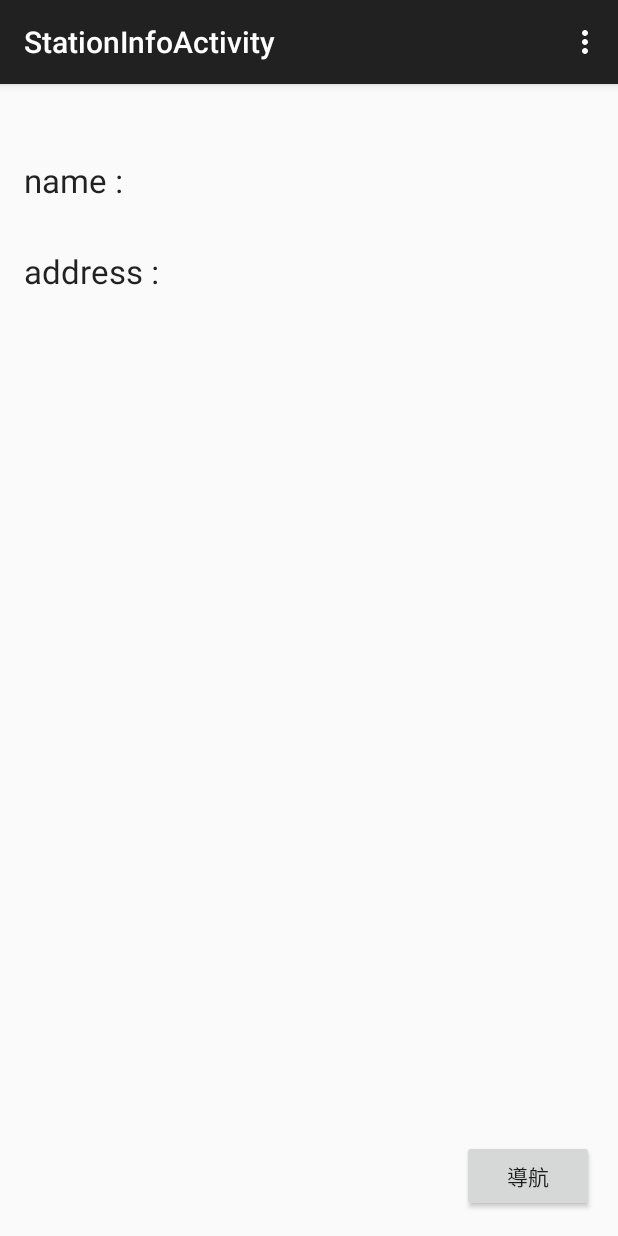
After one commit to Sunnia/CPC_HYS_mapprc, an Android app: the StationInfoActivity screen opened directly, with no data from a screen before it, on a phone screen of 412 x 824 dp. The commit adds this screen. Run offline under Robolectric (Android 15) with nearby library versions, the phone set to English and light mode, and no system bars.

Commit message:
adjust feature start activity for info including 1.text view for gas station name and address 2.navigate button

```diff
--- /dev/null
+++ b/android/CPC_HYS_mapprc/app/src/main/java/com/example/michael/mapprc/StationInfoActivity.java
@@ -0,0 +1,67 @@
+package com.example.michael.mapprc;
+
+import android.content.Intent;
+import android.net.Uri;
+import android.support.v7.app.ActionBarActivity;
+import android.os.Bundle;
+import android.view.Menu;
+import android.view.MenuItem;
+import android.view.View;
+import android.widget.Button;
+import android.widget.TextView;
+
+
+public class StationInfoActivity extends ActionBarActivity {
+    double latitude;
+    double longitude;
+    String address;
+    String name;
+
+    @Override
+    protected void onCreate(Bundle savedInstanceState) {
+        super.onCreate(savedInstanceState);
+        setContentView(R.layout.activity_station_info);
+        Bundle extras = getIntent().getExtras();
+        if(extras !=null) {
+            latitude=extras.getDouble("latitude");
+            longitude=extras.getDouble("longitude");
+            name=extras.getString("name");
+            address=extras.getString("address");
+        }
+
+        TextView name_text=(TextView)findViewById(R.id.name_textView);
+        TextView address_text=(TextView)findViewById(R.id.address_textview);
+        name_text.setText(name);
+        address_text.setText(address);
+
+    }
+
+
+    @Override
+    public boolean onCreateOptionsMenu(Menu menu) {
+        // Inflate the menu; this adds items to the action bar if it is present.
+        getMenuInflater().inflate(R.menu.menu_station_info, menu);
+        return true;
+    }
+
+    @Override
+    public boolean onOptionsItemSelected(MenuItem item) {
+        // Handle action bar item clicks here. The action bar will
+        // automatically handle clicks on the Home/Up button, so long
+        // as you specify a parent activity in AndroidManifest.xml.
+        int id = item.getItemId();
+
+        //noinspection SimplifiableIfStatement
+        if (id == R.id.action_settings) {
+            return true;
+        }
+
+        return super.onOptionsItemSelected(item);
+    }
+    public void start_navagate(View view){
+        Uri uri = Uri.parse("http://maps.google.com/maps?q=loc:"+latitude + "," + longitude);
+        //Uri uri = Uri.parse("http://www.google.com");
+        Intent i = new Intent(Intent.ACTION_VIEW, uri);
+        startActivity(i);
+    }
+}
--- /dev/null
+++ b/android/CPC_HYS_mapprc/app/src/main/res/layout/activity_station_info.xml
@@ -0,0 +1,63 @@
+<RelativeLayout xmlns:android="http://schemas.android.com/apk/res/android"
+    xmlns:tools="http://schemas.android.com/tools" android:layout_width="match_parent"
+    android:layout_height="match_parent" android:paddingLeft="@dimen/activity_horizontal_margin"
+    android:paddingRight="@dimen/activity_horizontal_margin"
+    android:paddingTop="@dimen/activity_vertical_margin"
+    android:paddingBottom="@dimen/activity_vertical_margin"
+    tools:context="com.example.michael.mapprc.StationInfoActivity">
+
+    <TextView
+        android:layout_width="wrap_content"
+        android:layout_height="wrap_content"
+        android:textAppearance="?android:attr/textAppearanceLarge"
+        android:text="@string/station_info_name_title"
+        android:id="@+id/name_title_textView"
+        android:layout_alignParentLeft="true"
+        android:layout_alignParentStart="true"
+        android:layout_marginTop="33dp" />
+
+
+
+    <TextView
+        android:layout_width="wrap_content"
+        android:layout_height="wrap_content"
+        android:textAppearance="?android:attr/textAppearanceLarge"
+        android:text="@string/station_info_address_title"
+        android:id="@+id/address_title_textview"
+        android:layout_below="@+id/name_title_textView"
+        android:layout_alignLeft="@+id/name_title_textView"
+        android:layout_alignStart="@+id/name_title_textView"
+        android:layout_marginTop="31dp" />
+
+    <Button
+        android:layout_width="wrap_content"
+        android:layout_height="wrap_content"
+        android:text="導航"
+        android:id="@+id/buttonnavigate"
+        android:onClick="start_navagate"
+        android:layout_alignParentBottom="true"
+        android:layout_alignParentRight="true"
+        android:layout_alignParentEnd="true" />
+
+    <TextView
+        android:layout_width="wrap_content"
+        android:layout_height="wrap_content"
+        android:textAppearance="?android:attr/textAppearanceLarge"
+        android:text=""
+        android:id="@+id/name_textView"
+        android:layout_alignTop="@+id/name_title_textView"
+        android:layout_toRightOf="@+id/address_title_textview"
+        android:layout_above="@+id/address_textview"
+        android:layout_alignRight="@+id/buttonnavigate"
+        android:layout_alignEnd="@+id/buttonnavigate" />
+
+    <TextView
+        android:layout_width="wrap_content"
+        android:layout_height="wrap_content"
+        android:textAppearance="?android:attr/textAppearanceLarge"
+        android:text=""
+        android:id="@+id/address_textview"
+        android:layout_alignTop="@+id/address_title_textview"
+        android:layout_alignLeft="@+id/name_textView"
+        android:layout_alignStart="@+id/name_textView" />
+</RelativeLayout>
--- /dev/null
+++ b/android/CPC_HYS_mapprc/app/src/main/res/menu/menu_station_info.xml
@@ -0,0 +1,7 @@
+<menu xmlns:android="http://schemas.android.com/apk/res/android"
+    xmlns:app="http://schemas.android.com/apk/res-auto"
+    xmlns:tools="http://schemas.android.com/tools"
+    tools:context="com.example.michael.mapprc.StationInfoActivity">
+    <item android:id="@+id/action_settings" android:title="@string/action_settings"
+        android:orderInCategory="100" app:showAsAction="never" />
+</menu>
--- /dev/null
+++ b/android/CPC_HYS_mapprc/app/src/main/res/values-w820dp/dimens.xml
@@ -0,0 +1,6 @@
+<resources>
+    <!-- Example customization of dimensions originally defined in res/values/dimens.xml
+         (such as screen margins) for screens with more than 820dp of available width. This
+         would include 7" and 10" devices in landscape (~960dp and ~1280dp respectively). -->
+    <dimen name="activity_horizontal_margin">64dp</dimen>
+</resources>
--- /dev/null
+++ b/android/CPC_HYS_mapprc/app/src/main/res/values/dimens.xml
@@ -0,0 +1,5 @@
+<resources>
+    <!-- Default screen margins, per the Android Design guidelines. -->
+    <dimen name="activity_horizontal_margin">16dp</dimen>
+    <dimen name="activity_vertical_margin">16dp</dimen>
+</resources>
--- a/android/CPC_HYS_mapprc/app/src/main/res/values/strings.xml
+++ b/android/CPC_HYS_mapprc/app/src/main/res/values/strings.xml
@@ -1,4 +1,12 @@
 <resources>
     <string name="app_name">CPC_HYS</string>
     <string name="title_activity_maps">CPC_HYS</string>
+    <string name="title_activity_station_info">StationInfoActivity</string>
+
+    <string name="hello_world">Hello world!</string>
+    <string name="action_settings">Settings</string>
+
+    <string name="station_info_name_title">name : </string>
+    <string name="station_info_address_title">address : </string>
+    <string name="station_info_tele_info">tele : </string>
 </resources>
```
Also changed, not shown: android/CPC_HYS_mapprc/app/src/main/AndroidManifest.xml (+4 -6 lines), android/CPC_HYS_mapprc/app/src/main/java/com/example/michael/mapprc/MapsActivity.java (+28 -13 lines), 24 other files.
